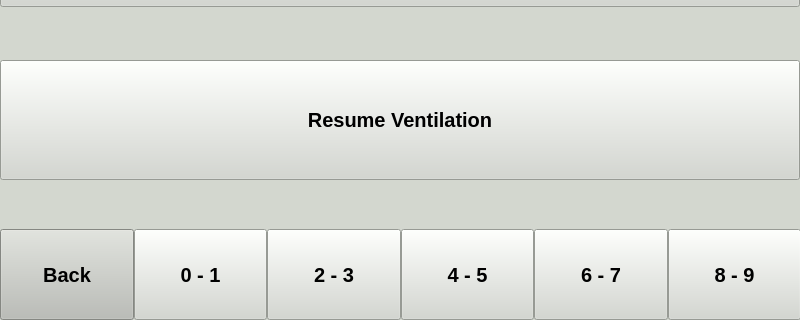
The window that gui/mainwindow.ui (MariuszSuchenek/MVM_GUI_test2) describes before a commit, drawn with Qt 5; both pictures show x 0 to 800 and y 160 to 480 of the 800 by 480 pixel window.
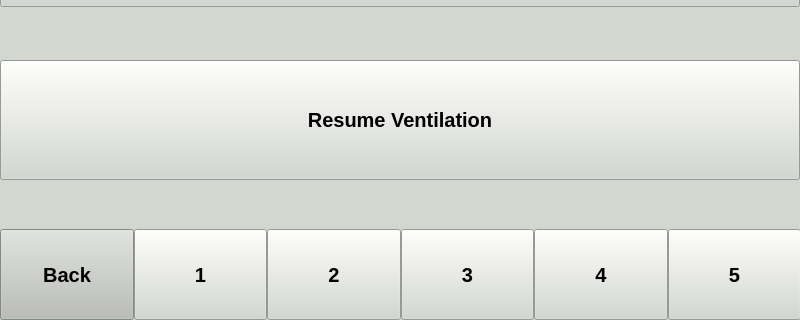
The same window after the commit. The open tabs and pages were chosen to show the change. Custom widgets are drawn as their Qt base class.

Commit message: Changed numpad ui to have 1-5 instead of 0-9

Patch:
```diff
--- a/gui/mainwindow.ui
+++ b/gui/mainwindow.ui
@@ -1686,7 +1686,7 @@
              </font>
             </property>
             <property name="text">
-             <string>0 - 1</string>
+             <string>1</string>
             </property>
            </widget>
           </item>
@@ -1706,7 +1706,7 @@
              </font>
             </property>
             <property name="text">
-             <string>2 - 3</string>
+             <string>2</string>
             </property>
            </widget>
           </item>
@@ -1726,7 +1726,7 @@
              </font>
             </property>
             <property name="text">
-             <string>4 - 5</string>
+             <string>3</string>
             </property>
            </widget>
           </item>
@@ -1746,7 +1746,7 @@
              </font>
             </property>
             <property name="text">
-             <string>6 - 7</string>
+             <string>4</string>
             </property>
            </widget>
           </item>
@@ -1766,7 +1766,7 @@
              </font>
             </property>
             <property name="text">
-             <string>8 - 9</string>
+             <string>5</string>
             </property>
            </widget>
           </item>
```
